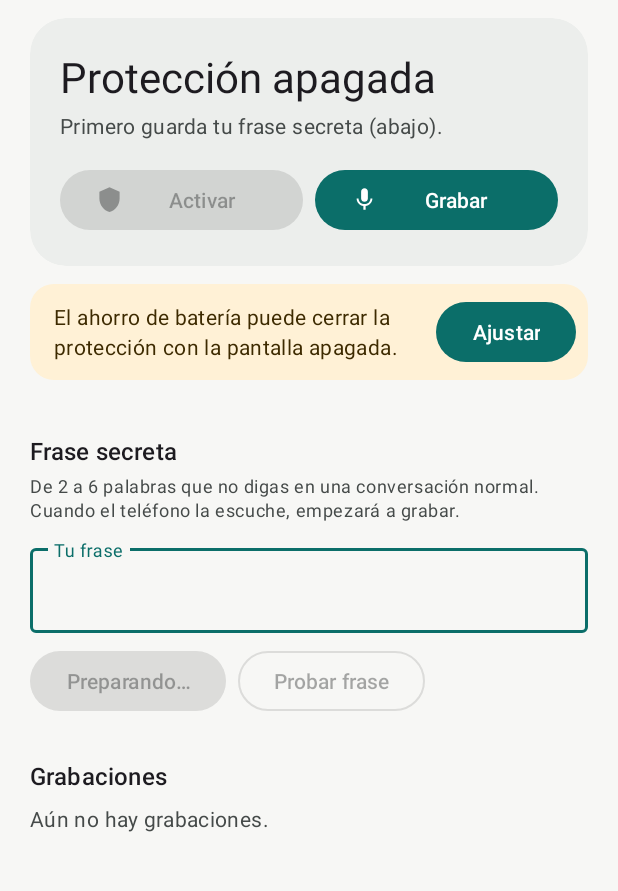
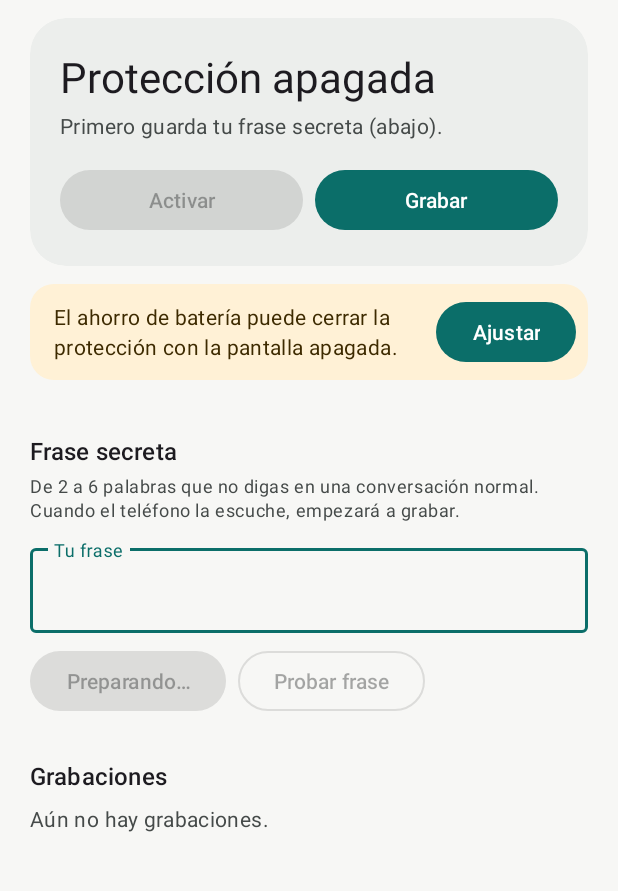
Before and after one commit to Aselori/dismov, an Android app: the screen it shows after launch (MainActivity), on a phone screen of 412 x 824 dp, the part 59-950 px from its top. Run offline under Robolectric (Android 15) with nearby library versions, the phone set to English and light mode, and no system bars; libraries missing offline, so code that uses them is left out: org.vosk, org.vosk.android; 1 statement that could not run was skipped.

Commit message:
Quita los íconos de los botones de estado para que el texto quepa en una línea

```diff
--- a/project/app/src/main/res/layout/activity_main.xml
+++ b/project/app/src/main/res/layout/activity_main.xml
@@ -74,7 +74,7 @@
                         android:layout_width="0dp"
                         android:layout_height="wrap_content"
                         android:layout_weight="1"
-                        app:icon="@drawable/ic_shield" />
+                        android:maxLines="1" />
 
                     <com.google.android.material.button.MaterialButton
                         android:id="@+id/button_record"
@@ -83,7 +83,7 @@
                         android:layout_height="wrap_content"
                         android:layout_marginStart="8dp"
                         android:layout_weight="1"
-                        app:icon="@drawable/ic_mic" />
+                        android:maxLines="1" />
                 </LinearLayout>
             </LinearLayout>
         </com.google.android.material.card.MaterialCardView>
```
